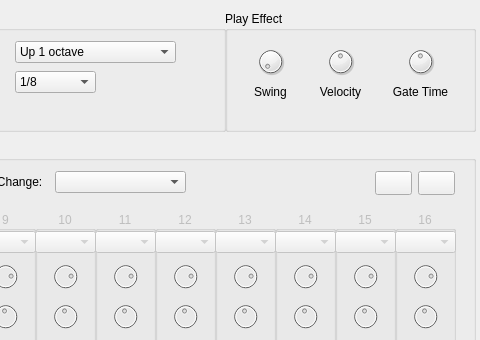
Old version of the form src/View/ArpSeq.ui in the repository thefinalcutbg/QAN1xEditor; both pictures show x 655 to 1135 and y 0 to 340 of the 1135 by 439 pixel window.
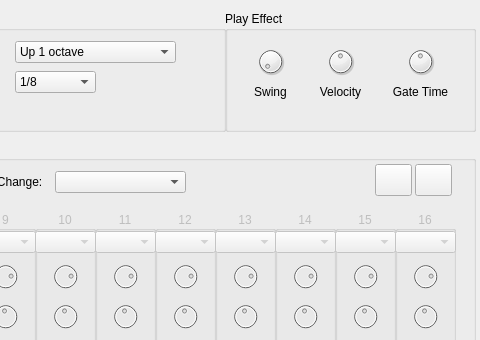
New version of the form. Custom widgets are drawn as their Qt base class.

The edit to the form file:
```diff
--- a/src/View/ArpSeq.ui
+++ b/src/View/ArpSeq.ui
@@ -3641,11 +3641,17 @@
     <property name="geometry">
      <rect>
       <x>1010</x>
-      <y>30</y>
+      <y>23</y>
       <width>37</width>
-      <height>24</height>
+      <height>32</height>
      </rect>
     </property>
+    <property name="minimumSize">
+     <size>
+      <width>0</width>
+      <height>32</height>
+     </size>
+    </property>
     <property name="text">
      <string/>
     </property>
@@ -3653,12 +3659,18 @@
    <widget class="QPushButton" name="loadButton">
     <property name="geometry">
      <rect>
-      <x>1053</x>
-      <y>30</y>
+      <x>1050</x>
+      <y>23</y>
       <width>37</width>
-      <height>24</height>
+      <height>32</height>
      </rect>
     </property>
+    <property name="minimumSize">
+     <size>
+      <width>0</width>
+      <height>32</height>
+     </size>
+    </property>
     <property name="text">
      <string/>
     </property>
```
Left out of the diff: 46 changed lines with no effect on the pictures.
